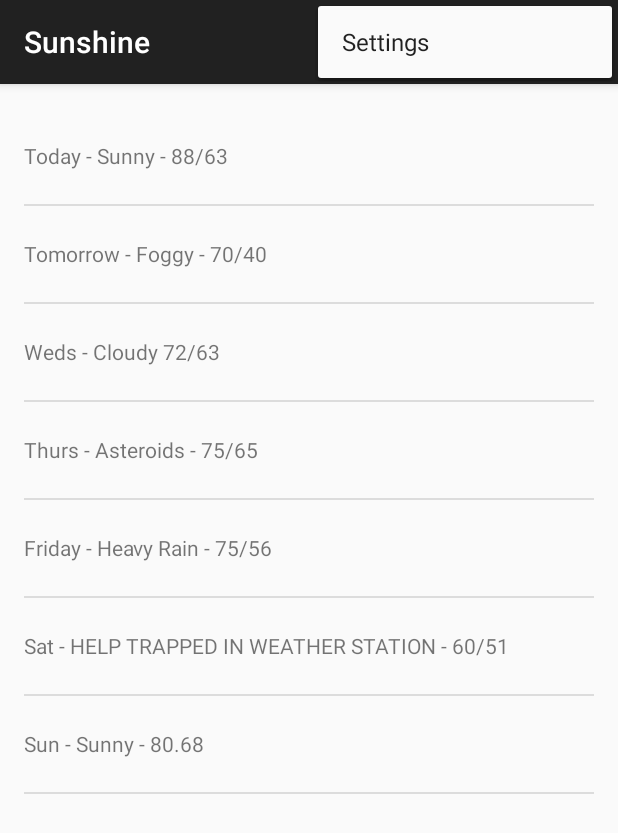
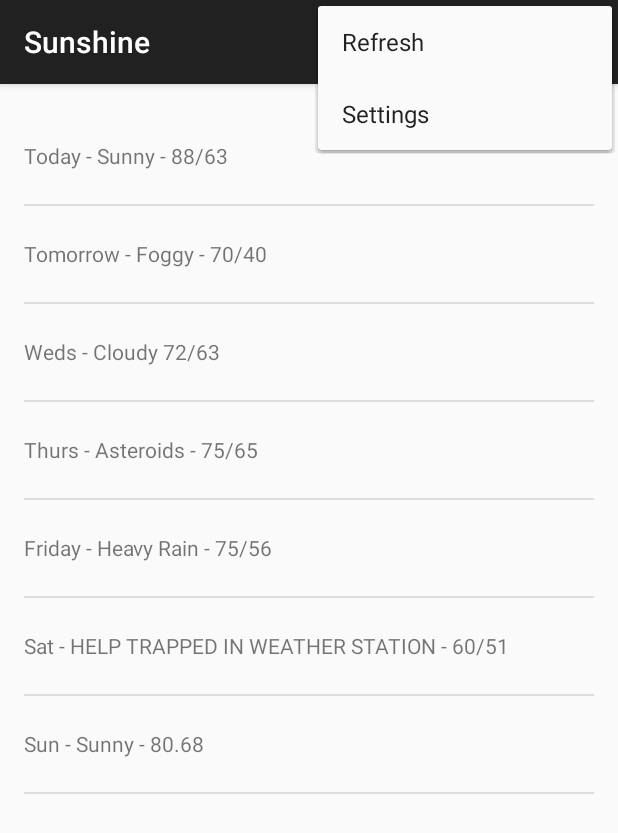
Before and after one commit to tonmoy71/Sunshine, an Android app: the screen it shows after launch (MainActivity), with the options menu open, on a phone screen of 412 x 824 dp. Shown: the top 833 px of the screen. Run offline under Robolectric (Android 15) with nearby library versions, the light colour scheme and no system bars.

Commit message:
Lesson 2 completed.

```diff
--- a/app/src/main/java/com/example/android/sunshine/app/MainActivity.java
+++ b/app/src/main/java/com/example/android/sunshine/app/MainActivity.java
@@ -1,18 +1,9 @@
 package com.example.android.sunshine.app;
 
 import android.os.Bundle;
-import android.support.v4.app.Fragment;
 import android.support.v7.app.ActionBarActivity;
-import android.view.LayoutInflater;
 import android.view.Menu;
 import android.view.MenuItem;
-import android.view.View;
-import android.view.ViewGroup;
-import android.widget.ArrayAdapter;
-import android.widget.ListView;
-
-import java.util.ArrayList;
-import java.util.Arrays;
 
 
 public class MainActivity extends ActionBarActivity {
@@ -23,7 +14,7 @@ public class MainActivity extends ActionBarActivity {
         setContentView(R.layout.activity_main);
         if (savedInstanceState == null) {
             getSupportFragmentManager().beginTransaction()
-                    .add(R.id.container, new PlaceholderFragment())
+                    .add(R.id.container, new ForecastFragment())
                     .commit();
         }
     }
@@ -51,58 +42,5 @@ public class MainActivity extends ActionBarActivity {
         return super.onOptionsItemSelected(item);
     }
 
-    /**
-     * A placeholder fragment containing a simple view.
-     */
-    public static class PlaceholderFragment extends Fragment {
 
-        //
-        private ArrayAdapter<String> mForecastAdapter;
-
-        public PlaceholderFragment() {
-        }
-
-        @Override
-        public View onCreateView(LayoutInflater inflater, ViewGroup container,
-                                 Bundle savedInstanceState) {
-
-            // rootView is the root node of View hierarchy/tree. It is used to traverse through the
-            // tree to get a specific element by searching its id.
-
-            View rootView = inflater.inflate(R.layout.fragment_main, container, false);
-
-            // ListView will contain these hard-coded string data.
-            String[] forecastArray = {
-                    "Today - Sunny - 88/63",
-                    "Tomorrow - Foggy - 70/40",
-                    "Weds - Cloudy 72/63",
-                    "Thurs - Asteroids - 75/65",
-                    "Friday - Heavy Rain - 75/56",
-                    "Sat - HELP TRAPPED IN WEATHER STATION - 60/51",
-                    "Sun - Sunny - 80.68"
-            };
-
-            // ArrayList for easier manipulation of String data.
-            ArrayList<String> weekForecast = new ArrayList<String>(Arrays.asList(forecastArray));
-
-            // Adapter is created with these parameters.
-            mForecastAdapter = new ArrayAdapter<String>(
-                    // The current context
-                    getActivity(),
-                    // ID of list item layout
-                    R.layout.list_item_forecast,
-                    // ID of the textview to populate
-                    R.id.list_item_forecast_textview,
-                    // forecast data
-                    weekForecast
-            );
-
-            // Reference to the ListView created in the fragment_main.xml file.
-            ListView listView = (ListView) rootView.findViewById(R.id.listview_forecast);
-            // Bind the adapter to the ListView.
-            listView.setAdapter(mForecastAdapter);
-
-            return rootView;
-        }
-    }
 }
--- /dev/null
+++ b/app/src/main/res/menu/menu_forecastfragment.xml
@@ -0,0 +1,7 @@
+<?xml version="1.0" encoding="utf-8"?>
+<menu xmlns:android="http://schemas.android.com/apk/res/android">
+    <item
+        android:id="@+id/action_refresh"
+        android:showAsAction="never"
+        android:title="@string/action_refresh" />
+</menu>
--- a/app/src/main/res/menu/menu_main.xml
+++ b/app/src/main/res/menu/menu_main.xml
@@ -1,6 +1,11 @@
 <menu xmlns:android="http://schemas.android.com/apk/res/android"
     xmlns:app="http://schemas.android.com/apk/res-auto"
-    xmlns:tools="http://schemas.android.com/tools" tools:context=".MainActivity">
-    <item android:id="@+id/action_settings" android:title="@string/action_settings"
-        android:orderInCategory="100" app:showAsAction="never" />
+    xmlns:tools="http://schemas.android.com/tools"
+    tools:context=".MainActivity">
+    <item
+        android:id="@+id/action_settings"
+        android:orderInCategory="100"
+        android:title="@string/action_settings"
+        app:showAsAction="never" />
+
 </menu>
--- a/app/src/main/res/values/strings.xml
+++ b/app/src/main/res/values/strings.xml
@@ -4,5 +4,7 @@
     <string name="app_name">Sunshine</string>
     <string name="hello_world">Hello world!</string>
     <string name="action_settings">Settings</string>
+    <string name="action_refresh">Refresh</string>
+    <string name="action_help">Help</string>
 
 </resources>
```
Also changed, not shown: app/src/main/AndroidManifest.xml (+5 -3 lines), app/src/main/java/com/example/android/sunshine/app/ForecastFragment.java (added, +336 -0 lines).
